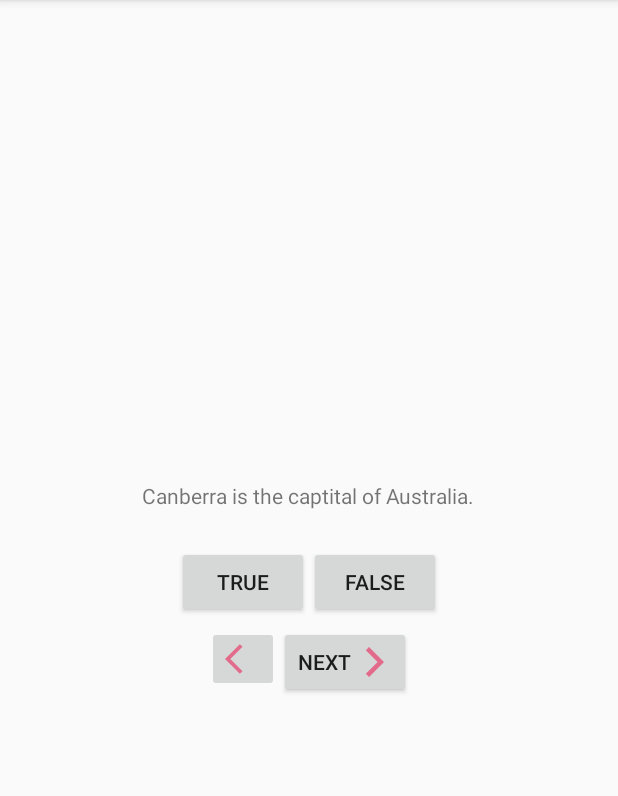
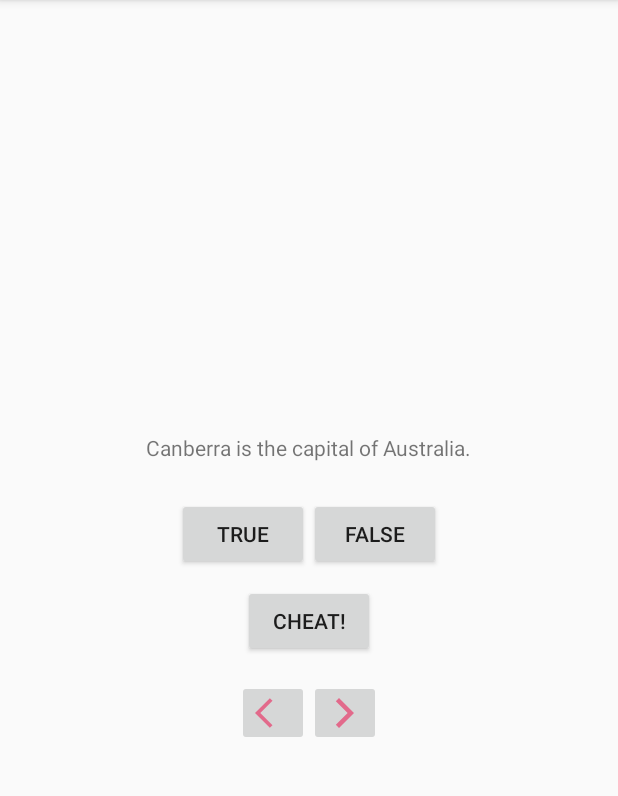
Before and after one commit to huangxinhere/Android-Studio-, an Android app: the screen it shows after launch (MainActivity), on a phone screen of 412 x 824 dp, the part 84-880 px from its top. Run offline under Robolectric (Android 15) with nearby library versions, the phone set to English and light mode, and no system bars; 2 statements that could not run were skipped.

Commit message:
第五章新增CheatActivity

```diff
--- a/QuizeActivity/app/src/main/AndroidManifest.xml
+++ b/QuizeActivity/app/src/main/AndroidManifest.xml
@@ -9,6 +9,7 @@
         android:roundIcon="@mipmap/ic_launcher_round"
         android:supportsRtl="true"
         android:theme="@style/AppTheme">
+        <activity android:name=".CheatActivity"></activity>
         <activity android:name=".MainActivity">
             <intent-filter>
                 <action android:name="android.intent.action.MAIN" />
--- a/QuizeActivity/app/src/main/java/com/example/quizeactivity/MainActivity.java
+++ b/QuizeActivity/app/src/main/java/com/example/quizeactivity/MainActivity.java
@@ -24,6 +24,7 @@ public class MainActivity extends AppCompatActivity {
     private Button mFalseButton;//实例
     private Button mNextButton;
     private ImageButton mPreButton;
+    private Button mCheatButton;
     private TextView mQuestionTextView;
     private int userAnsweredCorrect = 0;//记录答对的题目数量
 
@@ -79,6 +80,14 @@ public class MainActivity extends AppCompatActivity {
                                        Toast.LENGTH_SHORT).show();*/
                 checkAnswer(false);
                 showRecord();
+            }
+        });
+
+        mCheatButton = (Button) findViewById(R.id.cheat_button);
+        mCheatButton.setOnClickListener(new View.OnClickListener() {
+            @Override
+            public void onClick(View v) {
+
             }
         });
 
--- a/QuizeActivity/app/src/main/res/layout/activity_main.xml
+++ b/QuizeActivity/app/src/main/res/layout/activity_main.xml
@@ -11,6 +11,7 @@
         android:layout_height="wrap_content"
         android:padding="24dp"
         />
+
     <LinearLayout
         android:layout_width="wrap_content"
         android:layout_height="wrap_content"
@@ -33,6 +34,15 @@
 
     </LinearLayout>
 
+    <Button
+        android:id="@+id/cheat_button"
+        android:layout_width="wrap_content"
+        android:layout_height="wrap_content"
+        android:layout_gravity="bottom|center_horizontal"
+        android:layout_marginTop="10dp"
+        android:layout_marginBottom="10dp"
+        android:text="@string/cheat_button"/>
+
     <LinearLayout
         android:layout_width="wrap_content"
         android:layout_height="wrap_content"
@@ -46,16 +56,14 @@
             android:src="@drawable/ic_baseline_arrow_back_ios_24"
            />// android:text="@string/pre_button"不要button了，为使界面更简洁
             android:drawableLeft="@drawable/ic_baseline_arrow_back_ios_24"
-            android:drawablePadding="4dp"
+            android:drawablePadding="4dp"这个是文字和图标在同一个按钮内时的设置
             />
 
-        <Button
+        <ImageButton
             android:id="@+id/next_button"
             android:layout_width="wrap_content"
             android:layout_height="wrap_content"
-            android:text="@string/next_button"
-            android:drawableRight="@drawable/ic_baseline_arrow_forward_ios_24"
-            android:drawablePadding="4dp"
+            android:src="@drawable/ic_baseline_arrow_forward_ios_24"
             />
 
     </LinearLayout>
--- a/QuizeActivity/app/src/main/res/values/strings.xml
+++ b/QuizeActivity/app/src/main/res/values/strings.xml
@@ -7,10 +7,15 @@
     <string name="correct_toast">Correct!</string>
     <string name="incorrect_toast">Incorrect!</string>
 
-    <string name="question_australia">Canberra is the captital of Australia.</string>
+    <string name="question_australia">Canberra is the capital of Australia.</string>
     <string name="question_oceans">The Pacific Ocean is larger than the Atlantic Ocean. </string>
-    <string name="question_mideast">The Suez Canal connects the Red Sea and the Indian Oceanm.</string>
+    <string name="question_mideast">The Suez Canal connects the Red Sea and the Indian Ocean.</string>
 
     <string name="next_button">Next</string>
     <string name="pre_button">PREV</string>
+
+    <string name="warning_text">Are you sure you want to do this?</string>
+    <string name="show_answer_button">Show Answer</string>
+    <string name="cheat_button">Cheat!</string>
+    <string name="judgment_toast">Cheating is wrong.</string>
 </resources>
```
Also changed, not shown: QuizeActivity/app/src/main/java/com/example/quizeactivity/CheatActivity.java (added, +14 -0 lines), QuizeActivity/app/src/main/res/layout/activity_cheat.xml (added, +33 -0 lines).
